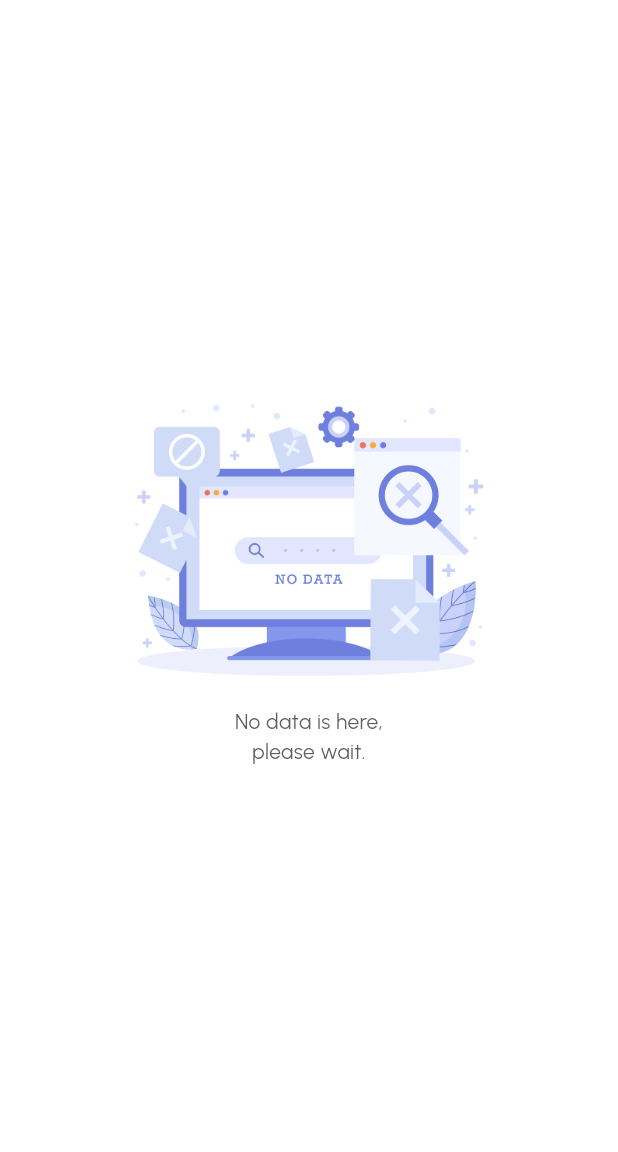
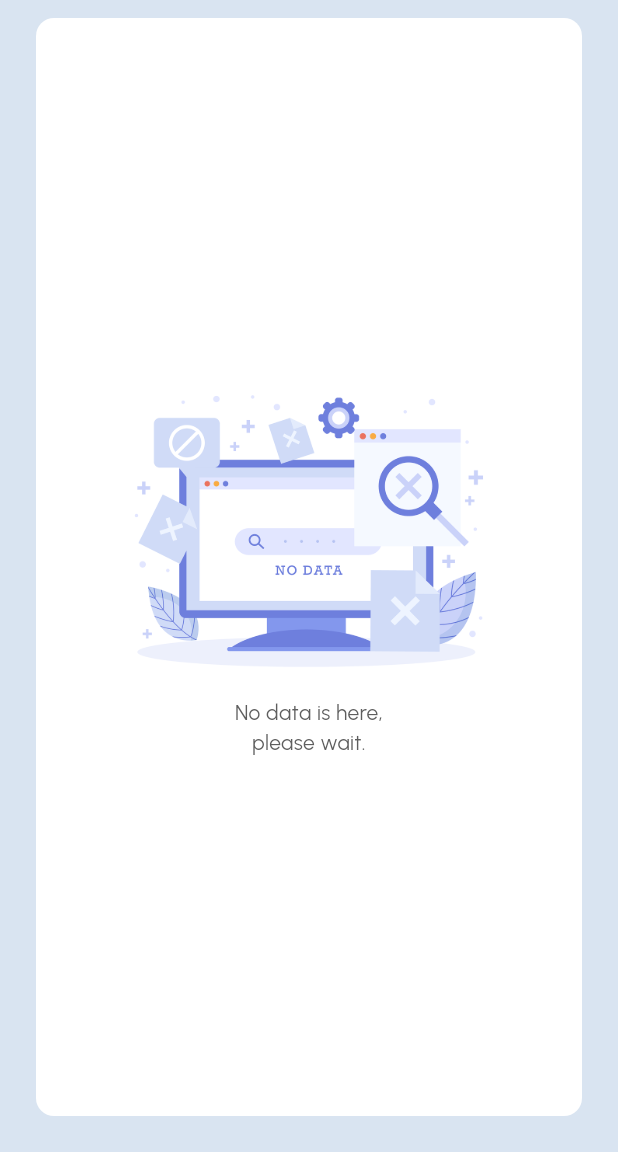
Before and after one commit to kawserfdev/SCUBE-CMS, a Flutter app: the AnalysisScreen screen opened by its route, on a phone screen of 412 x 824 dp, the part 84-1236 px from its top. Run offline on Flutter 3.47's test engine with Material 3 defaults, Android fonts, the light colour scheme and no system bars; our stand-ins replace get, google_fonts.

Commit message:
No Data Found page Update

```diff
--- a/lib/features/home/view/analysis_screen.dart
+++ b/lib/features/home/view/analysis_screen.dart
@@ -8,7 +8,7 @@ class AnalysisScreen extends StatelessWidget {
   @override
   Widget build(BuildContext context) {
     return Scaffold(
-      backgroundColor: AppColors.white,
+      backgroundColor:AppColors.backgroundLightBlue, //
       appBar: CustomAppBar(),
       body: NoDataView(),
     );
--- a/lib/features/home/widget/home_widgets.dart
+++ b/lib/features/home/widget/home_widgets.dart
@@ -614,10 +614,16 @@ class NoDataView extends StatelessWidget {
 
   @override
   Widget build(BuildContext context) {
-    return  Center(
-      child: Padding(
-        padding: EdgeInsets.symmetric(horizontal: AppSizes.xxl),
+    return  Container(
+      height: double.infinity,
+      width: double.infinity,
+      margin: EdgeInsets.fromLTRB(AppSizes.xxl, AppSizes.md, AppSizes.xxl, AppSizes.xxl),
+      decoration: BoxDecoration(
+        color: AppColors.white,
+          borderRadius: BorderRadius.circular(12)
+      ),
       child: Column(
+        mainAxisAlignment: MainAxisAlignment.center,
         mainAxisSize: MainAxisSize.min,
         children: [
            Image.asset(AppAssets.noDataFount, height: 200,),
@@ -634,7 +640,6 @@ class NoDataView extends StatelessWidget {
           ),
         ],
       ),
-      ),
     );
   }
 }
```
Also changed, not shown: lib/features/home/view/home_screen.dart (line endings or trailing spaces). Lines whose indentation alone changed are shown as unchanged.
